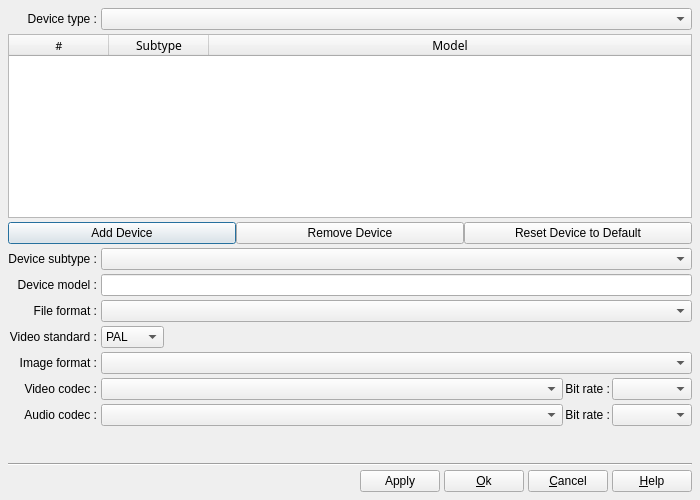
Before: the Qt Designer form src/ffDiaporama/DlgAppSettings/DlgManageDevices/DlgManageDevices.ui in boenki/ffdiaporama, drawn with Qt 5.
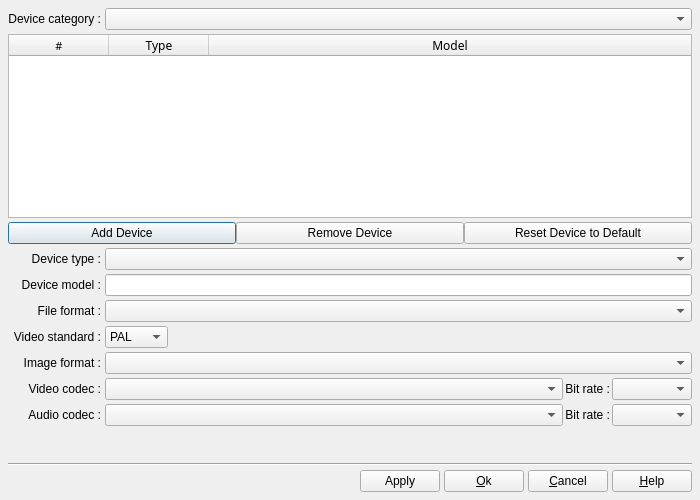
After: the same form once the commit is applied. Icons and pictures are not drawn.

What changed in the file:
```diff
--- a/src/ffDiaporama/DlgAppSettings/DlgManageDevices/DlgManageDevices.ui
+++ b/src/ffDiaporama/DlgAppSettings/DlgManageDevices/DlgManageDevices.ui
@@ -31,7 +31,7 @@
      <item row="0" column="0">
       <widget class="QLabel" name="DeviceTypeLabel">
        <property name="text">
-        <string>Device type :</string>
+        <string>Device category :</string>
        </property>
        <property name="alignment">
         <set>Qt::AlignRight|Qt::AlignTrailing|Qt::AlignVCenter</set>
@@ -104,7 +104,7 @@
        </column>
        <column>
         <property name="text">
-         <string>Subtype</string>
+         <string>Type</string>
         </property>
         <property name="font">
          <font>
@@ -181,7 +181,7 @@
      <item row="4" column="0">
       <widget class="QLabel" name="label_33">
        <property name="text">
-        <string>Device subtype :</string>
+        <string>Device type :</string>
        </property>
        <property name="alignment">
         <set>Qt::AlignRight|Qt::AlignTrailing|Qt::AlignVCenter</set>
```
Left out of the diff: 40 changed lines with no effect on the pictures.
